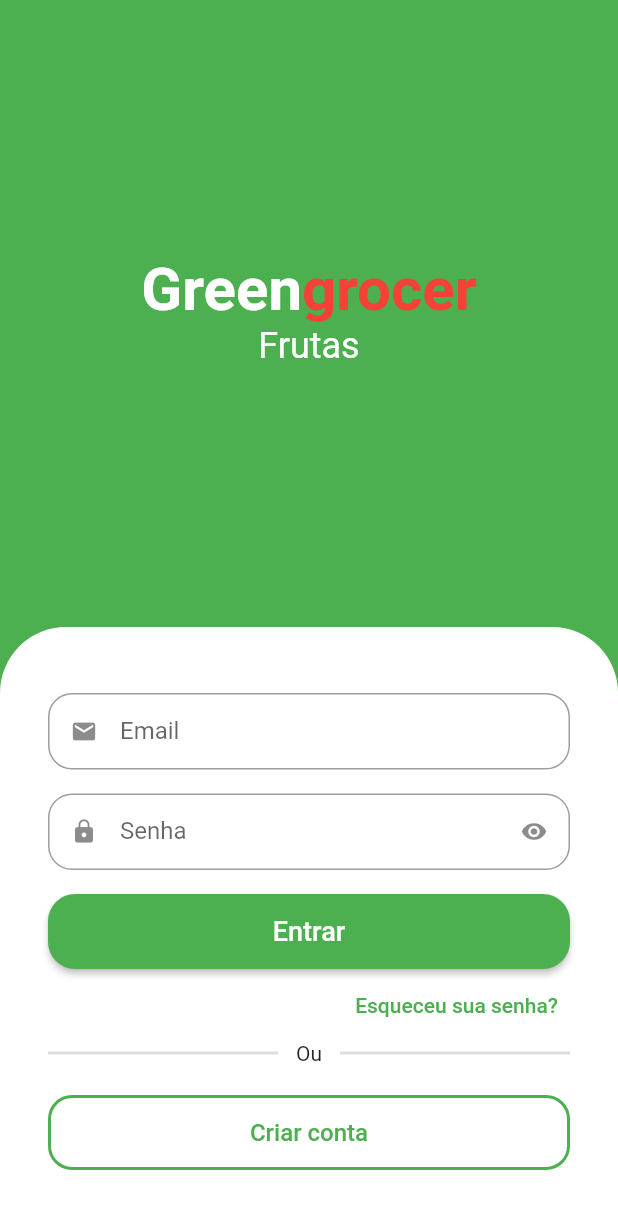
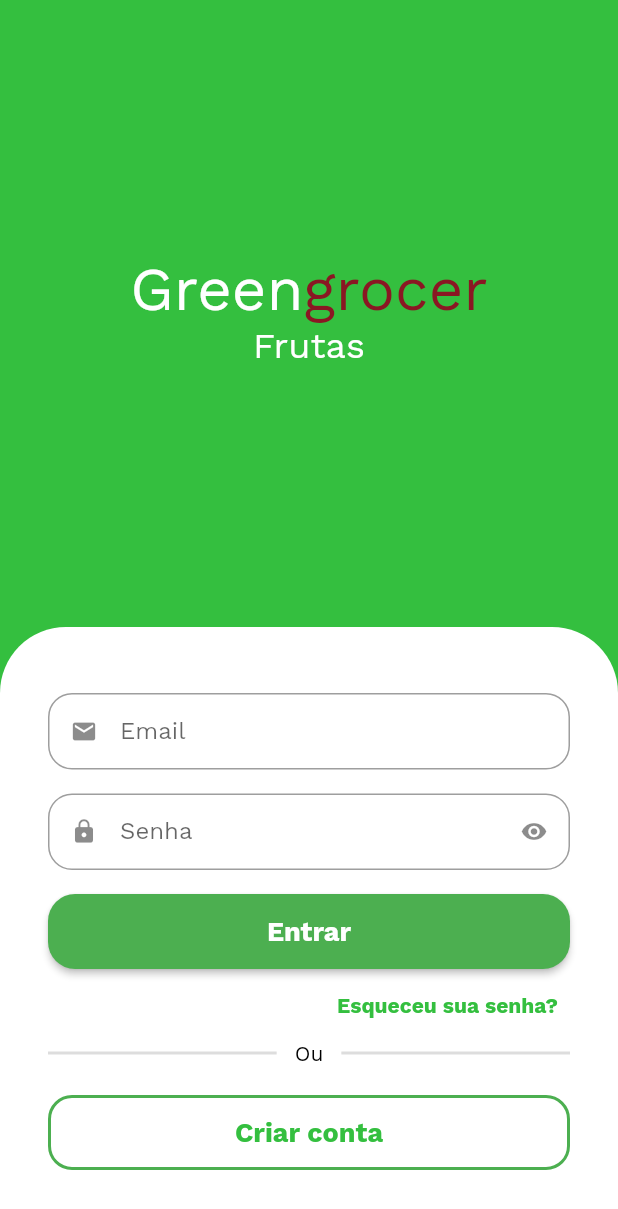
Before and after one commit to linnickgrisoste/greengrocer, a Flutter app: the screen it shows after launch, on a phone screen of 412 x 824 dp. Shown: the top 1209 px of the screen. Run offline on Flutter 3.47's test engine with Material 2 defaults, Android fonts, the phone set to English and light mode, and no system bars; drawn by our look-alikes of animated_text_kit; our stand-ins replace google_fonts; generated files the repository leaves out were written again.

Commit message:
Added font to project and Finished login view

```diff
--- a/lib/features/auth/sign_in_view.dart
+++ b/lib/features/auth/sign_in_view.dart
@@ -1,5 +1,7 @@
 import 'package:animated_text_kit/animated_text_kit.dart';
 import 'package:flutter/material.dart';
+import 'package:greengrocer/support/style/app_colors.dart';
+import 'package:greengrocer/support/style/app_fonts.dart';
 
 import '../../localization/localize.dart';
 import '../support/components/custom_text_form_field.dart';
@@ -13,7 +15,7 @@ class SignInView extends StatelessWidget {
 
     return Scaffold(
       resizeToAvoidBottomInset: false,
-      backgroundColor: Colors.green,
+      backgroundColor: AppColors.limeGreen,
       body: Column(
         children: [
           Expanded(
@@ -21,23 +23,16 @@ class SignInView extends StatelessWidget {
               mainAxisAlignment: MainAxisAlignment.center,
               children: [
                 /// Nome do App
-                const Text.rich(
+                Text.rich(
                   TextSpan(
-                    style: TextStyle(fontSize: 40),
                     children: [
                       TextSpan(
                         text: 'Green',
-                        style: TextStyle(
-                          color: Colors.white,
-                          fontWeight: FontWeight.bold,
-                        ),
+                        style: AppFonts.regular(40, AppColors.white),
                       ),
                       TextSpan(
                         text: 'grocer',
-                        style: TextStyle(
-                          color: Colors.red,
-                          fontWeight: FontWeight.bold,
-                        ),
+                        style: AppFonts.regular(40, AppColors.darkRed),
                       ),
                     ],
                   ),
@@ -47,7 +42,7 @@ class SignInView extends StatelessWidget {
                 SizedBox(
                   height: 32,
                   child: DefaultTextStyle(
-                    style: const TextStyle(fontSize: 24),
+                    style: AppFonts.regular(24, AppColors.white),
                     child: AnimatedTextKit(
                       pause: Duration.zero,
                       repeatForever: true,
@@ -102,9 +97,9 @@ class SignInView extends StatelessWidget {
                       ),
                     ),
                     onPressed: () {},
-                    child: const Text(
+                    child: Text(
                       'Entrar',
-                      style: TextStyle(fontSize: 18),
+                      style: AppFonts.bold(18, AppColors.white),
                     ),
                   ),
                 ),
@@ -114,9 +109,9 @@ class SignInView extends StatelessWidget {
                   alignment: Alignment.centerRight,
                   child: TextButton(
                     onPressed: () {},
-                    child: const Text(
+                    child: Text(
                       'Esqueceu sua senha?',
-                      style: TextStyle(color: Colors.green),
+                      style: AppFonts.bold(14, AppColors.limeGreen),
                     ),
                   ),
                 ),
@@ -132,9 +127,12 @@ class SignInView extends StatelessWidget {
                           thickness: 2,
                         ),
                       ),
-                      const Padding(
-                        padding: EdgeInsets.symmetric(horizontal: 12),
-                        child: Text('Ou'),
+                      Padding(
+                        padding: const EdgeInsets.symmetric(horizontal: 12),
+                        child: Text(
+                          'Ou',
+                          style: AppFonts.regular(14, AppColors.black),
+                        ),
                       ),
                       Expanded(
                         child: Divider(
@@ -159,9 +157,9 @@ class SignInView extends StatelessWidget {
                       ),
                     ),
                     onPressed: () {},
-                    child: const Text(
+                    child: Text(
                       'Criar conta',
-                      style: TextStyle(fontSize: 16),
+                      style: AppFonts.bold(18, AppColors.limeGreen),
                     ),
                   ),
                 ),
--- a/lib/features/support/components/custom_text_form_field.dart
+++ b/lib/features/support/components/custom_text_form_field.dart
@@ -1,4 +1,7 @@
 import 'package:flutter/material.dart';
+
+import '../../../support/style/app_colors.dart';
+import '../../../support/style/app_fonts.dart';
 
 class CustomTextFormField extends StatefulWidget {
   final IconData icon;
@@ -30,6 +33,7 @@ class _CustomTextFormFieldState extends State<CustomTextFormField> {
     return Padding(
       padding: const EdgeInsets.only(bottom: 16),
       child: TextFormField(
+        style: AppFonts.regular(16, AppColors.black),
         obscureText: obscureText,
         decoration: InputDecoration(
           prefixIcon: Icon(widget.icon),
--- /dev/null
+++ b/lib/support/style/app_colors.dart
@@ -0,0 +1,10 @@
+import 'package:flutter/material.dart';
+
+class AppColors {
+  AppColors._();
+
+  static const Color darkRed = Color.fromRGBO(138, 23, 35, 1);
+  static const Color limeGreen = Color.fromRGBO(52, 191, 63, 1);
+  static const Color white = Color.fromRGBO(255, 255, 255, 1);
+  static const Color black = Color.fromRGBO(0, 0, 0, 1);
+}
--- /dev/null
+++ b/lib/support/style/app_fonts.dart
@@ -0,0 +1,37 @@
+import 'package:flutter/material.dart';
+import 'package:google_fonts/google_fonts.dart';
+
+class AppFonts {
+  static TextStyle regular(double size, Color color) {
+    return GoogleFonts.workSans(
+      color: color,
+      fontSize: size,
+      fontWeight: FontWeight.w400,
+    );
+  }
+
+  static TextStyle light(double size, Color color) {
+    return GoogleFonts.workSans(
+      color: color,
+      fontSize: size,
+      fontWeight: FontWeight.w300,
+    );
+  }
+
+  static TextStyle medium(double size, Color color) {
+    return GoogleFonts.workSans(
+      color: color,
+      fontSize: size,
+      fontWeight: FontWeight.w500,
+    );
+  }
+
+  static TextStyle bold(double size, Color color, {TextDecoration? textDecoration}) {
+    return GoogleFonts.workSans(
+      color: color,
+      fontSize: size,
+      decoration: textDecoration,
+      fontWeight: FontWeight.w700,
+    );
+  }
+}
--- a/pubspec.yaml
+++ b/pubspec.yaml
@@ -18,6 +18,7 @@ dependencies:
 
   cupertino_icons: ^1.0.2
   animated_text_kit: ^4.2.2
+  google_fonts: ^3.0.1
 
 dev_dependencies:
   flutter_test:
```
Also changed, not shown: pubspec.lock.
